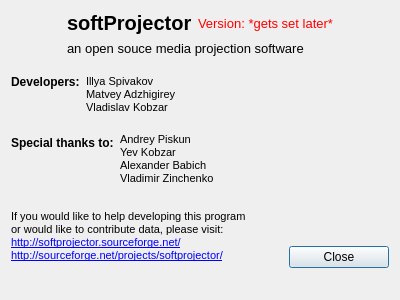
The window that src/aboutdialog.ui (SoftProjector/src) describes before a commit, drawn with Qt 5.
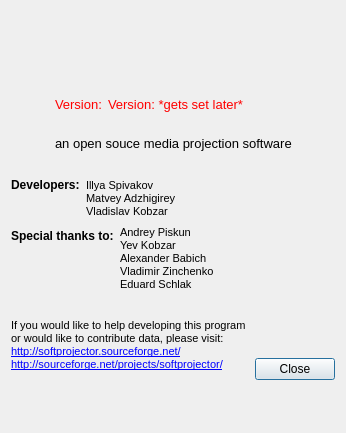
The same window after the commit. Icons and pictures are not drawn.

Commit message: Some soptProjector logo changes

```diff
--- a/src/aboutdialog.ui
+++ b/src/aboutdialog.ui
@@ -6,25 +6,25 @@
    <rect>
     <x>0</x>
     <y>0</y>
-    <width>400</width>
-    <height>300</height>
+    <width>334</width>
+    <height>433</height>
    </rect>
   </property>
   <property name="windowTitle">
    <string>About softProjecor</string>
   </property>
-  <layout class="QGridLayout" name="gridLayout_4">
+  <layout class="QGridLayout" name="gridLayout_5">
    <item row="0" column="0" colspan="3">
-    <layout class="QGridLayout" name="gridLayout_3">
-     <item row="0" column="0">
+    <layout class="QGridLayout" name="gridLayout_4">
+     <item row="0" column="0" rowspan="2">
       <spacer name="horizontalSpacer">
        <property name="orientation">
         <enum>Qt::Horizontal</enum>
        </property>
        <property name="sizeHint" stdset="0">
         <size>
-         <width>59</width>
-         <height>22</height>
+         <width>13</width>
+         <height>108</height>
         </size>
        </property>
       </spacer>
@@ -39,11 +39,75 @@
         </font>
        </property>
        <property name="text">
-        <string>softProjector</string>
+        <string/>
        </property>
       </widget>
      </item>
-     <item row="0" column="2">
+     <item row="0" column="2" rowspan="2">
+      <spacer name="horizontalSpacer_2">
+       <property name="orientation">
+        <enum>Qt::Horizontal</enum>
+       </property>
+       <property name="sizeHint" stdset="0">
+        <size>
+         <width>17</width>
+         <height>148</height>
+        </size>
+       </property>
+      </spacer>
+     </item>
+     <item row="1" column="1">
+      <layout class="QGridLayout" name="gridLayout_3">
+       <item row="0" column="0">
+        <widget class="QLabel" name="label_3">
+         <property name="palette">
+          <palette>
+           <active>
+            <colorrole role="WindowText">
+             <brush brushstyle="SolidPattern">
+              <color alpha="255">
+               <red>255</red>
+               <green>0</green>
+               <blue>0</blue>
+              </color>
+             </brush>
+            </colorrole>
+           </active>
+           <inactive>
+            <colorrole role="WindowText">
+             <brush brushstyle="SolidPattern">
+              <color alpha="255">
+               <red>255</red>
+               <green>0</green>
+               <blue>0</blue>
+              </color>
+             </brush>
+            </colorrole>
+           </inactive>
+           <disabled>
+            <colorrole role="WindowText">
+             <brush brushstyle="SolidPattern">
+              <color alpha="255">
+               <red>118</red>
+               <green>116</green>
+               <blue>108</blue>
+              </color>
+             </brush>
+            </colorrole>
+           </disabled>
+          </palette>
+         </property>
+         <property name="font">
+          <font>
+           <pointsize>10</pointsize>
+          </font>
+         </property>
+         <property name="text">
+          <string>Version:</string>
+         </property>
+        </widget>
+       </item>
+       <item row="0" column="1">
       <widget class="QLabel" name="version_label">
        <property name="palette">
         <palette>
@@ -92,20 +156,20 @@
        </property>
       </widget>
      </item>
-     <item row="0" column="3">
-      <spacer name="horizontalSpacer_2">
+       <item row="0" column="2">
+        <spacer name="horizontalSpacer_4">
        <property name="orientation">
         <enum>Qt::Horizontal</enum>
        </property>
        <property name="sizeHint" stdset="0">
         <size>
-         <width>59</width>
-         <height>22</height>
+           <width>40</width>
+           <height>13</height>
         </size>
        </property>
       </spacer>
      </item>
-     <item row="1" column="1" colspan="2">
+       <item row="1" column="0" colspan="3">
       <widget class="QLabel" name="label_2">
        <property name="font">
         <font>
@@ -119,6 +183,8 @@
      </item>
     </layout>
    </item>
+    </layout>
+   </item>
    <item row="1" column="0">
     <spacer name="verticalSpacer_2">
      <property name="orientation">
@@ -178,23 +244,7 @@
      </item>
     </layout>
    </item>
-   <item row="3" column="0">
-    <spacer name="verticalSpacer_5">
-     <property name="orientation">
-      <enum>Qt::Vertical</enum>
-     </property>
-     <property name="sizeType">
-      <enum>QSizePolicy::Fixed</enum>
-     </property>
-     <property name="sizeHint" stdset="0">
-      <size>
-       <width>20</width>
-       <height>13</height>
-      </size>
-     </property>
-    </spacer>
-   </item>
-   <item row="4" column="0" colspan="3">
+   <item row="3" column="0" colspan="3">
     <layout class="QGridLayout" name="gridLayout">
      <item row="0" column="0">
       <widget class="QLabel" name="label_6">
@@ -219,7 +269,8 @@
 &lt;p style=&quot; margin-top:0px; margin-bottom:0px; margin-left:0px; margin-right:0px; -qt-block-indent:0; text-indent:0px;&quot;&gt;&lt;span style=&quot; font-size:8pt;&quot;&gt;Andrey Piskun&lt;/span&gt;&lt;/p&gt;
 &lt;p style=&quot; margin-top:0px; margin-bottom:0px; margin-left:0px; margin-right:0px; -qt-block-indent:0; text-indent:0px;&quot;&gt;&lt;span style=&quot; font-size:8pt;&quot;&gt;Yev Kobzar&lt;/span&gt;&lt;/p&gt;
 &lt;p style=&quot; margin-top:0px; margin-bottom:0px; margin-left:0px; margin-right:0px; -qt-block-indent:0; text-indent:0px;&quot;&gt;&lt;span style=&quot; font-size:8pt;&quot;&gt;Alexander Babich&lt;/span&gt;&lt;/p&gt;
-&lt;p style=&quot; margin-top:0px; margin-bottom:0px; margin-left:0px; margin-right:0px; -qt-block-indent:0; text-indent:0px;&quot;&gt;&lt;span style=&quot; font-size:8pt;&quot;&gt;Vladimir Zinchenko&lt;/span&gt;&lt;/p&gt;&lt;/body&gt;&lt;/html&gt;</string>
+&lt;p style=&quot; margin-top:0px; margin-bottom:0px; margin-left:0px; margin-right:0px; -qt-block-indent:0; text-indent:0px;&quot;&gt;&lt;span style=&quot; font-size:8pt;&quot;&gt;Vladimir Zinchenko&lt;/span&gt;&lt;/p&gt;
+&lt;p style=&quot; margin-top:0px; margin-bottom:0px; margin-left:0px; margin-right:0px; -qt-block-indent:0; text-indent:0px;&quot;&gt;Eduard Schlak&lt;/p&gt;&lt;/body&gt;&lt;/html&gt;</string>
        </property>
       </widget>
      </item>
@@ -251,7 +302,7 @@
      </item>
     </layout>
    </item>
-   <item row="5" column="2">
+   <item row="4" column="2">
     <spacer name="verticalSpacer_6">
      <property name="orientation">
       <enum>Qt::Vertical</enum>
@@ -267,7 +318,7 @@
      </property>
     </spacer>
    </item>
-   <item row="6" column="0" rowspan="2" colspan="2">
+   <item row="5" column="0" rowspan="2" colspan="2">
     <widget class="QLabel" name="label_9">
      <property name="text">
       <string>&lt;!DOCTYPE HTML PUBLIC &quot;-//W3C//DTD HTML 4.0//EN&quot; &quot;http://www.w3.org/TR/REC-html40/strict.dtd&quot;&gt;
@@ -281,7 +332,7 @@
      </property>
     </widget>
    </item>
-   <item row="6" column="2">
+   <item row="5" column="2">
     <spacer name="verticalSpacer_7">
      <property name="orientation">
       <enum>Qt::Vertical</enum>
@@ -294,14 +345,14 @@
      </property>
     </spacer>
    </item>
-   <item row="7" column="2">
+   <item row="6" column="2">
     <widget class="QPushButton" name="pushButton">
      <property name="text">
       <string>Close</string>
      </property>
     </widget>
    </item>
-   <item row="8" column="1" colspan="2">
+   <item row="7" column="1" colspan="2">
     <spacer name="verticalSpacer">
      <property name="orientation">
       <enum>Qt::Vertical</enum>
```
Left out of the diff: 7 changed lines with no effect on the pictures. Lines whose indentation alone changed are shown as unchanged. The commit also changes 76 other files.
